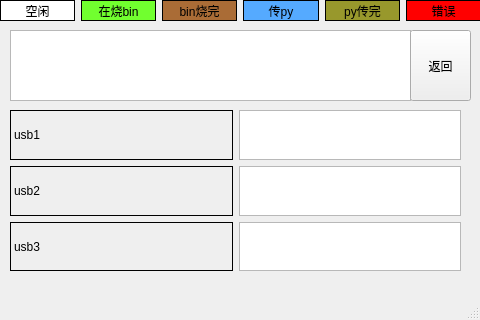
First picture: the form in ui_mode.ui, repository sc-bin/esp32-burner, before the edit.
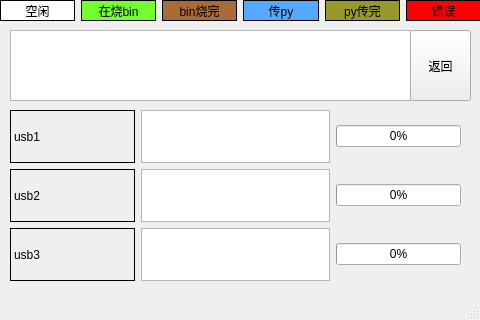
Second picture: the form after the edit.

Patch:
```diff
--- a/ui_mode.ui
+++ b/ui_mode.ui
@@ -128,20 +128,17 @@
       <x>10</x>
       <y>110</y>
       <width>451</width>
-      <height>161</height>
+      <height>171</height>
      </rect>
     </property>
-    <layout class="QGridLayout" name="gridLayout_2" columnstretch="30,30">
-     <item row="1" column="1">
-      <widget class="QTextEdit" name="textEdit_usb_2"/>
-     </item>
-     <item row="2" column="0">
-      <widget class="QLabel" name="label_usb_3">
-       <property name="frameShape">
-        <enum>QFrame::Box</enum>
+    <layout class="QGridLayout" name="gridLayout_2" columnstretch="20,30,20,0">
+     <item row="2" column="2">
+      <widget class="QProgressBar" name="progressBar_usb_3">
+       <property name="styleSheet">
+        <string notr="true"/>
        </property>
-       <property name="text">
-        <string>usb3</string>
+       <property name="value">
+        <number>0</number>
        </property>
       </widget>
      </item>
@@ -155,6 +152,26 @@
        </property>
       </widget>
      </item>
+     <item row="0" column="2">
+      <widget class="QProgressBar" name="progressBar_usb_1">
+       <property name="styleSheet">
+        <string notr="true"/>
+       </property>
+       <property name="value">
+        <number>0</number>
+       </property>
+      </widget>
+     </item>
+     <item row="1" column="2">
+      <widget class="QProgressBar" name="progressBar_usb_2">
+       <property name="styleSheet">
+        <string notr="true"/>
+       </property>
+       <property name="value">
+        <number>0</number>
+       </property>
+      </widget>
+     </item>
      <item row="0" column="0">
       <widget class="QLabel" name="label_usb_1">
        <property name="frameShape">
@@ -165,9 +182,22 @@
        </property>
       </widget>
      </item>
+     <item row="2" column="0">
+      <widget class="QLabel" name="label_usb_3">
+       <property name="frameShape">
+        <enum>QFrame::Box</enum>
+       </property>
+       <property name="text">
+        <string>usb3</string>
+       </property>
+      </widget>
+     </item>
      <item row="0" column="1">
       <widget class="QTextEdit" name="textEdit_usb_1"/>
      </item>
+     <item row="1" column="1">
+      <widget class="QTextEdit" name="textEdit_usb_2"/>
+     </item>
      <item row="2" column="1">
       <widget class="QTextEdit" name="textEdit_usb_3"/>
      </item>
```
